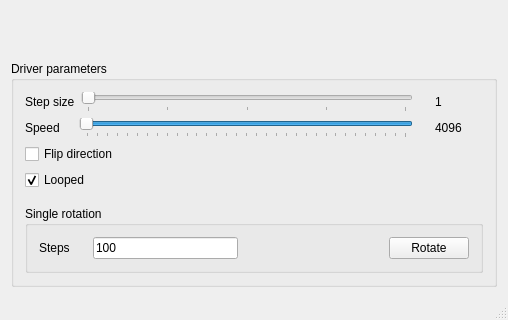
The window that desktop_application/mainwindow.ui (marcin-waszak/stepper_motor_driver) describes before a commit, drawn with Qt 5; both pictures show x 0 to 508 and y 350 to 670 of the 508 by 670 pixel window.
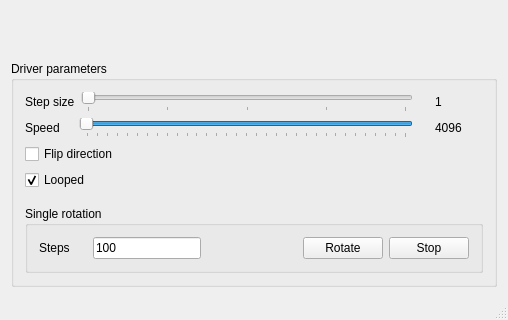
The same window after the commit.

Commit message: Add stop action

Patch:
```diff
--- a/desktop_application/mainwindow.ui
+++ b/desktop_application/mainwindow.ui
@@ -360,6 +360,13 @@
               </property>
              </widget>
             </item>
+            <item>
+             <widget class="QPushButton" name="stopButton">
+              <property name="text">
+               <string>Stop</string>
+              </property>
+             </widget>
+            </item>
            </layout>
           </item>
          </layout>
```
The commit also changes 2 other files.
